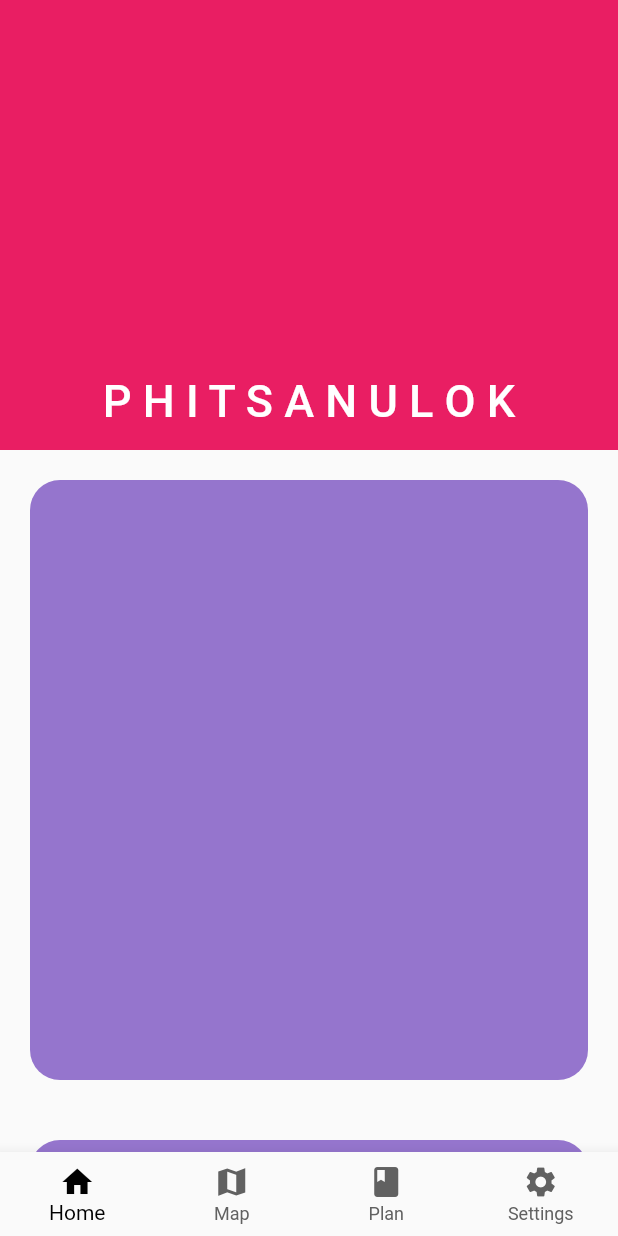
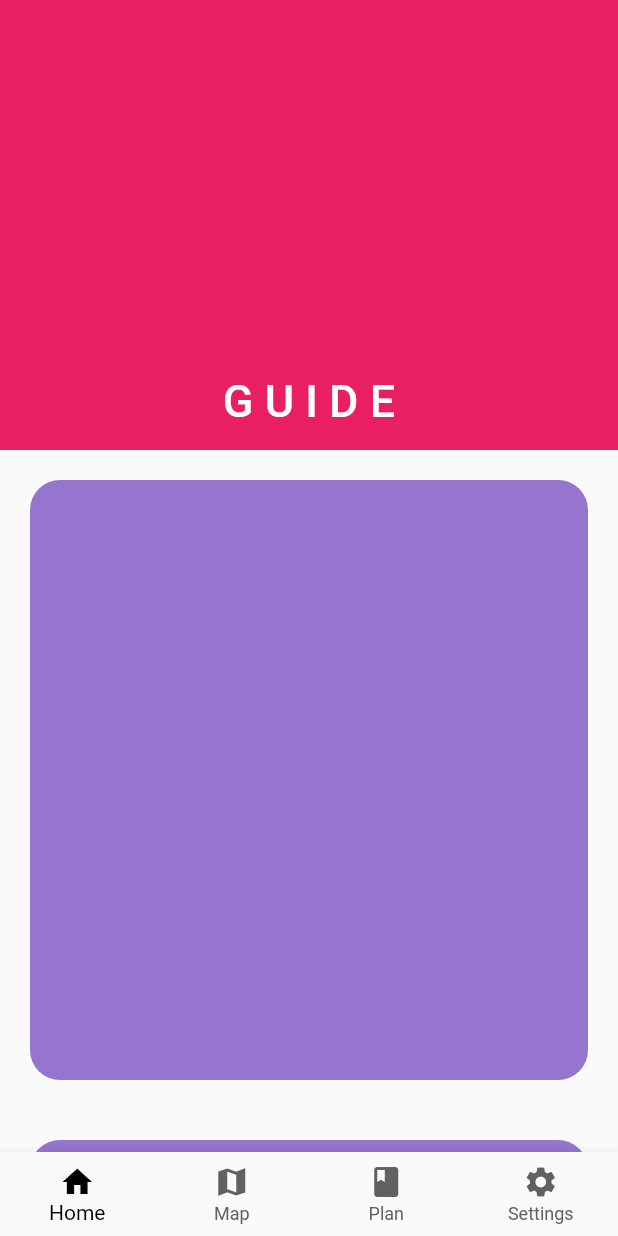
Before and after one commit to TakdanaiPKJ/GuideApp_flutter, a Flutter app: the screen it shows after launch, on a phone screen of 412 x 824 dp. Run offline on Flutter 3.47's test engine with Material 2 defaults, Android fonts, the phone set to English and light mode, and no system bars; our stand-ins replace flutter_map, latlong2.

Commit message:
name change

```diff
--- a/lib/userpage/userhome.dart
+++ b/lib/userpage/userhome.dart
@@ -15,7 +15,7 @@ class UserHome extends StatelessWidget {
             flexibleSpace: FlexibleSpaceBar(
               //background: Image.asset('Name'), Change from pink container to picture
               background: Container(color: Colors.pink),
-              title: const Text('P H I T S A N U L O K'),
+              title: const Text('G U I D E'),
               centerTitle: true,
             ),
             expandedHeight: 300,
```
